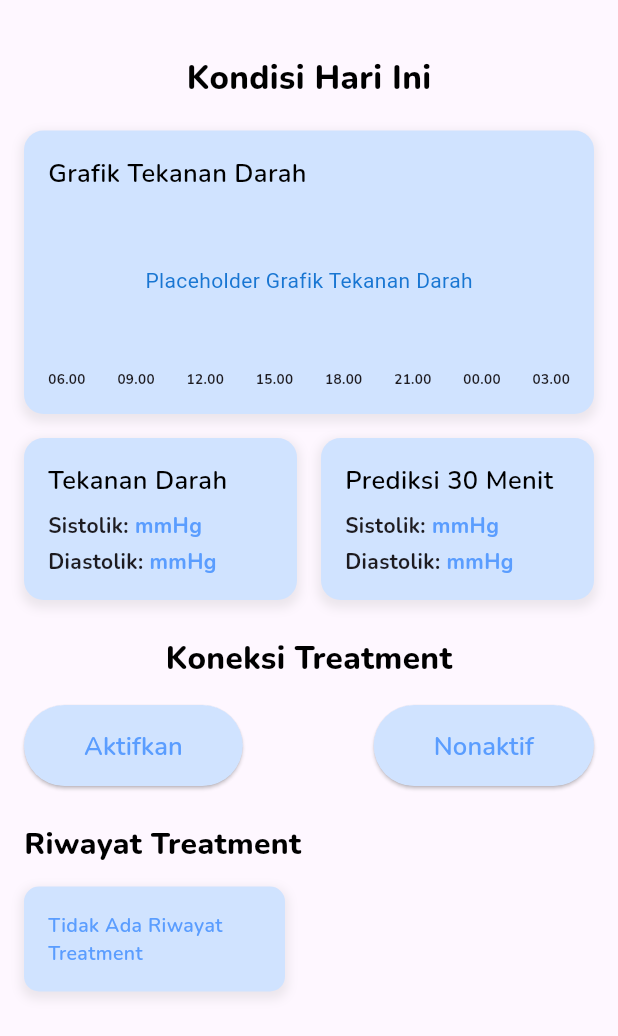
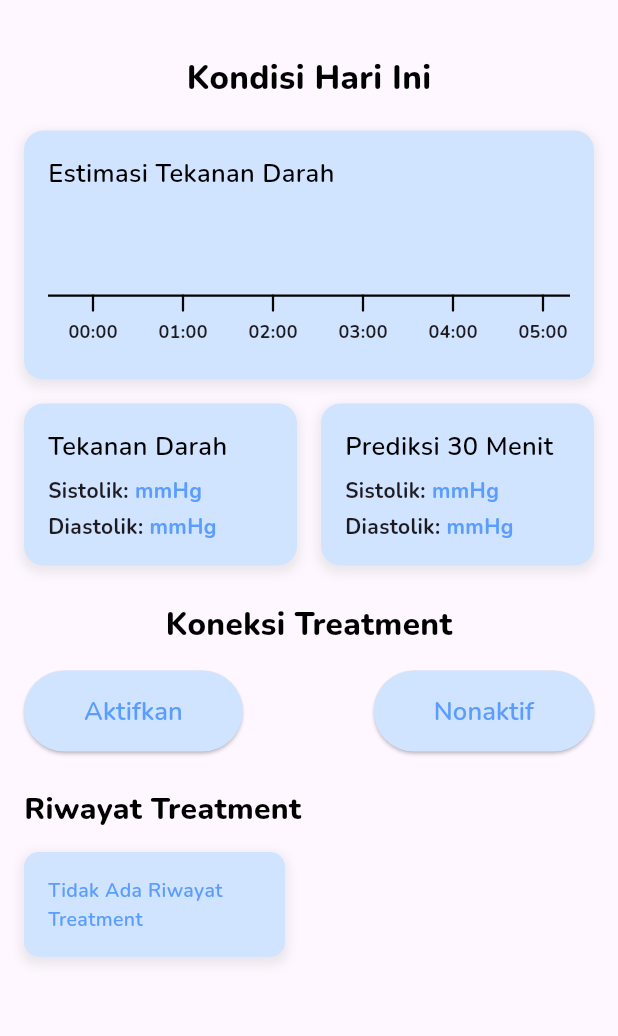
Before and after one commit to Wapikkk/HypecarePKMKC, a Flutter app: the HomeScreen screen opened directly, on a phone screen of 412 x 824 dp. Shown: the top 1036 px of the screen. Run offline on Flutter 3.47's test engine with Material 3 defaults, Android fonts, the phone set to English and light mode, and no system bars; our stand-ins replace flutter_secure_storage; accounts and stored records are empty.

Commit message:
ubah estimasi box

```diff
--- a/lib/ui/home_screen.dart
+++ b/lib/ui/home_screen.dart
@@ -2,30 +2,30 @@ import 'package:flutter/material.dart';
 
 class TimeLinePainter extends CustomPainter{
   final int numbOfTicks;
+  final double tickInterval;
 
-  TimeLinePainter({required this.numbOfTicks});
+  TimeLinePainter({required this.numbOfTicks, required this.tickInterval});
 
   @override
   void paint(Canvas canvas, Size size){
     final paint = Paint()
       ..color = Color.fromRGBO(0, 0, 0, 1)
-      ..strokeWidth = 2.0
+      ..strokeWidth = 1.5
       ..strokeCap = StrokeCap.round;
 
     canvas.drawLine(
-      Offset(0, size.height / 2),
-      Offset(size.width, size.height / 2),
+      Offset(0, 0),
+      Offset(size.width, 0),
       paint
     );
 
-    final double tickInterval = size.width / (numbOfTicks - 1);
     const double tickHeight = 10.0;
 
     for (int i = 0; i < numbOfTicks; i++) {
-      final double x = i * tickInterval;
+      final double x = i * tickInterval + (tickInterval/2);
       canvas.drawLine(
-        Offset(x, size.height / 2 - tickHeight / 2),
-        Offset(x, size.height / 2 + tickHeight / 2),
+        Offset(x, 0),
+        Offset(x, tickHeight),
         paint,
       );
     }
@@ -34,6 +34,81 @@ class TimeLinePainter extends CustomPainter{
   @override
   bool shouldRepaint(covariant CustomPainter oldDelegate) {
     return false;
+  }
+}
+
+class HourlyTimeLine extends StatelessWidget {
+  const HourlyTimeLine({super.key});
+
+  @override
+  Widget build(BuildContext context) {
+    const int totalHours = 24;
+    const double hourSlotWidth = 60.0;
+
+    List<Widget> timeLabels = List.generate(totalHours, (index) {
+      final String hour = index.toString().padLeft(2, '0');
+      return SizedBox(
+        width: hourSlotWidth,
+        child: Center(
+          child: Text(
+            '$hour:00',
+            style: const TextStyle(
+              fontFamily: 'Nunito',
+              fontWeight: FontWeight.bold,
+              fontSize: 12,
+            ),
+          ),
+        ),
+      );
+    });
+
+    return SizedBox(
+      height: 100,
+      child: SingleChildScrollView(
+        scrollDirection: Axis.horizontal,
+        child: Column(
+          crossAxisAlignment: CrossAxisAlignment.start,
+          children: [
+            Expanded(
+              child: Container(
+                width: totalHours * hourSlotWidth,
+                child: const Center(
+                  child: Text(
+                    'Grafik Estimasi akan ditampilkan disini',
+                    style: TextStyle(
+                      color: Colors.blue,
+                    ),
+                  ),
+                ),
+              ),
+            ),
+            SizedBox(
+              width: totalHours * hourSlotWidth,
+              height: 40,
+              child: Stack(
+                children: [
+                  CustomPaint(
+                    size: const Size(totalHours * hourSlotWidth, 20),
+                    painter: TimeLinePainter(
+                      numbOfTicks: totalHours,
+                      tickInterval: hourSlotWidth,
+                    ),
+                  ),
+                  Positioned(
+                    top: 15,
+                    left: 0,
+                    right: 0,
+                    child: Row(
+                      children: timeLabels,
+                    ),
+                  ),
+                ]
+              ),
+            ),
+          ],
+        ),
+      ),
+    );
   }
 }
 
@@ -91,7 +166,7 @@ class _HomeScreenState extends State<HomeScreen> {
                 crossAxisAlignment: CrossAxisAlignment.start,
                 children: [
                   const Text(
-                    'Grafik Tekanan Darah',
+                    'Estimasi Tekanan Darah',
                     style: TextStyle(
                       fontFamily: 'Nunito',
                       fontSize: 17,
@@ -100,32 +175,7 @@ class _HomeScreenState extends State<HomeScreen> {
                     ),
                   ),
                   const SizedBox(height: 10),
-                  Container(
-                    height: 100,
-                    color: Color.fromRGBO(208, 227, 255, 1),
-                    child: Center(
-                      child: Text(
-                        'Placeholder Grafik Tekanan Darah',
-                        style: TextStyle(
-                          color: Colors.blue.shade700,
-                        ),
-                      ),
-                    ),
-                  ),
-                  const SizedBox(height: 10),
-                  Row(
-                    mainAxisAlignment: MainAxisAlignment.spaceBetween,
-                    children: const[
-                      Text('06.00', style: TextStyle(fontFamily: 'Nunito',fontWeight: FontWeight.bold,fontSize: 9)),
-                      Text('09.00', style: TextStyle(fontFamily: 'Nunito',fontWeight: FontWeight.bold,fontSize: 9)),
-                      Text('12.00', style: TextStyle(fontFamily: 'Nunito',fontWeight: FontWeight.bold,fontSize: 9)),
-                      Text('15.00', style: TextStyle(fontFamily: 'Nunito',fontWeight: FontWeight.bold,fontSize: 9)),
-                      Text('18.00', style: TextStyle(fontFamily: 'Nunito',fontWeight: FontWeight.bold,fontSize: 9)),
-                      Text('21.00', style: TextStyle(fontFamily: 'Nunito',fontWeight: FontWeight.bold,fontSize: 9)),
-                      Text('00.00', style: TextStyle(fontFamily: 'Nunito',fontWeight: FontWeight.bold,fontSize: 9)),
-                      Text('03.00', style: TextStyle(fontFamily: 'Nunito',fontWeight: FontWeight.bold,fontSize: 9)),
-                    ],
-                  ),
+                  const HourlyTimeLine(),
                 ],
               ),
             ),
```
